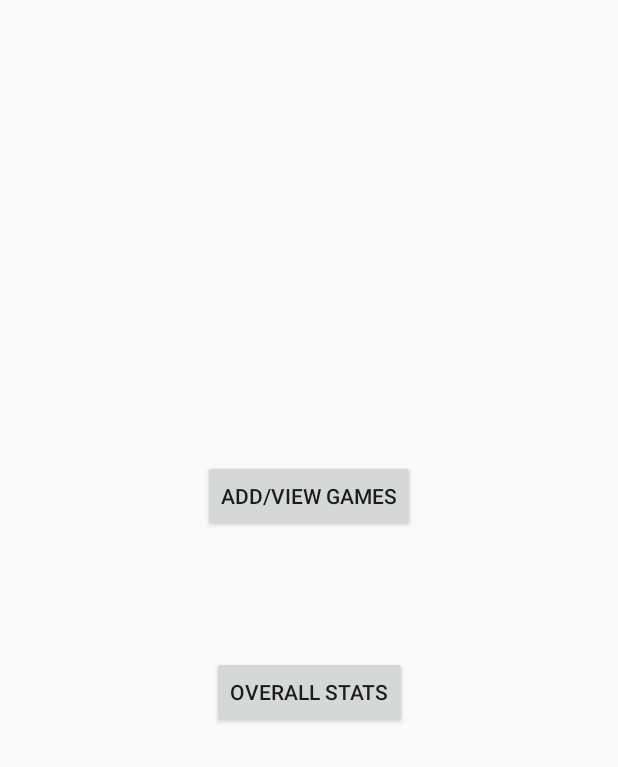
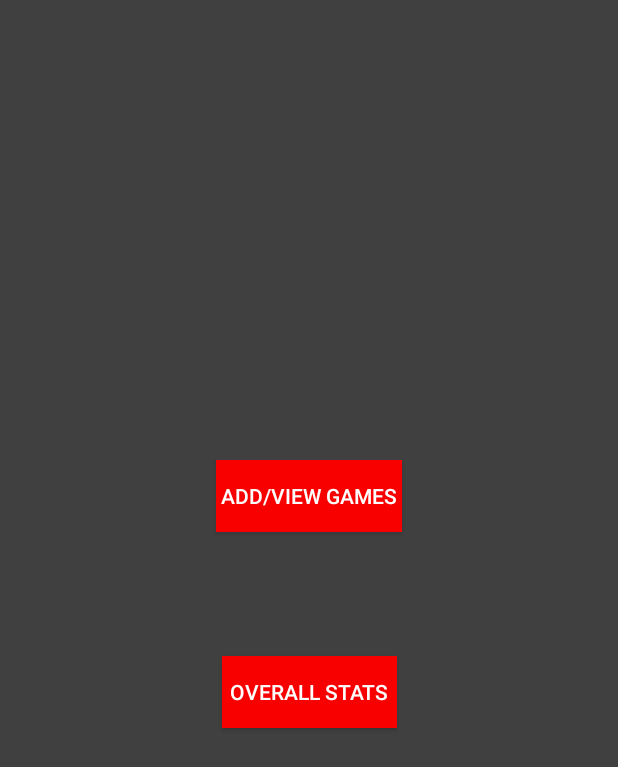
Before and after one commit to peters-ben/Tetris-Records, an Android app: the screen it shows after launch (MainActivity), on a phone screen of 412 x 824 dp. Shown: the top 767 px of the screen. Run offline under Robolectric (Android 15) with nearby library versions, the light colour scheme and no system bars.

Commit message:
Added colors, made app fullscreen

```diff
--- a/app/src/main/java/com/example/tetrisrecords/MainActivity.java
+++ b/app/src/main/java/com/example/tetrisrecords/MainActivity.java
@@ -3,12 +3,15 @@ package com.example.tetrisrecords;
 import androidx.appcompat.app.AppCompatActivity;
 
 import android.os.Bundle;
+import android.view.WindowManager;
 
 public class MainActivity extends AppCompatActivity {
 
     @Override
     protected void onCreate(Bundle savedInstanceState) {
         super.onCreate(savedInstanceState);
+        getWindow().setFlags(WindowManager.LayoutParams.FLAG_FULLSCREEN,
+                WindowManager.LayoutParams.FLAG_FULLSCREEN);
         setContentView(R.layout.activity_main);
     }
 }
--- a/app/src/main/res/layout/activity_main.xml
+++ b/app/src/main/res/layout/activity_main.xml
@@ -3,14 +3,19 @@
     xmlns:app="http://schemas.android.com/apk/res-auto"
     xmlns:tools="http://schemas.android.com/tools"
     android:layout_width="match_parent"
+    android:background="#404040"
     android:layout_height="match_parent"
     tools:context=".MainActivity">
+
 
     <Button
         android:id="@+id/AddViewBtn"
         android:layout_width="wrap_content"
         android:layout_height="wrap_content"
         android:text="@string/addviewbtn"
+        android:textColor="@color/white"
+        android:background="@color/red"
+        android:padding="3dp"
         app:layout_constraintBottom_toBottomOf="parent"
         app:layout_constraintEnd_toEndOf="parent"
         app:layout_constraintStart_toStartOf="parent"
@@ -21,7 +26,10 @@
         android:id="@+id/StatsBtn"
         android:layout_width="wrap_content"
         android:layout_height="wrap_content"
+        android:background="@color/red"
+        android:textColor="@color/white"
         android:text="@string/statsbtn"
+        android:padding="5dp"
         app:layout_constraintBottom_toBottomOf="parent"
         app:layout_constraintEnd_toEndOf="parent"
         app:layout_constraintStart_toStartOf="parent"
--- a/app/src/main/res/values/colors.xml
+++ b/app/src/main/res/values/colors.xml
@@ -3,4 +3,7 @@
     <color name="colorPrimary">#6200EE</color>
     <color name="colorPrimaryDark">#3700B3</color>
     <color name="colorAccent">#03DAC5</color>
+    <color name="gray">#A9A9A9</color>
+    <color name="red">#F80000</color>
+    <color name ="white">#FFFFFF</color>
 </resources>
--- a/app/src/main/res/values/styles.xml
+++ b/app/src/main/res/values/styles.xml
@@ -1,7 +1,7 @@
 <resources>
 
     <!-- Base application theme. -->
-    <style name="AppTheme" parent="Theme.AppCompat.Light.NoActionBar">
+    <style name="AppTheme" parent="Theme.AppCompat.NoActionBar">
         <!-- Customize your theme here. -->
         <item name="colorPrimary">@color/colorPrimary</item>
         <item name="colorPrimaryDark">@color/colorPrimaryDark</item>
```
